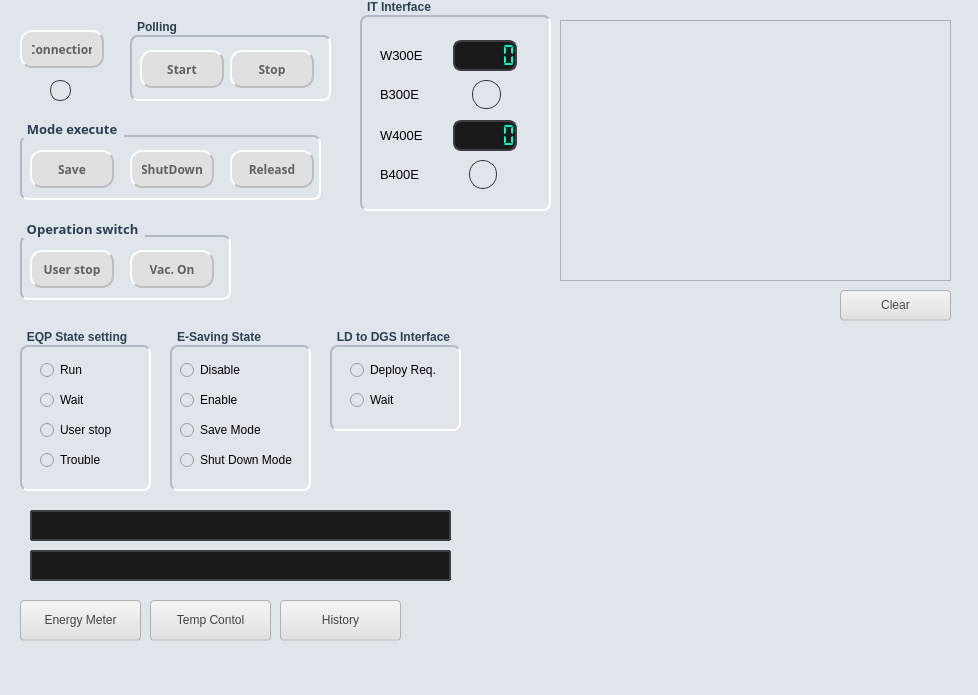
dohoonkim73/eSaving, file ui/main_window.ui: the form before one commit.
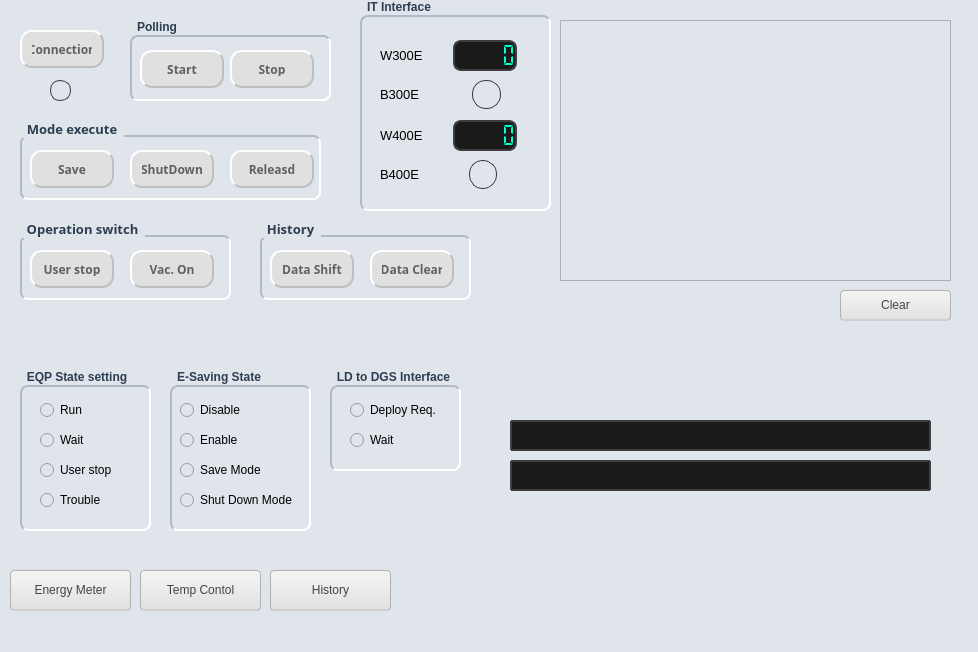
The form after the commit.

```diff
--- a/ui/main_window.ui
+++ b/ui/main_window.ui
@@ -7,7 +7,7 @@
     <x>0</x>
     <y>0</y>
     <width>978</width>
-    <height>695</height>
+    <height>652</height>
    </rect>
   </property>
   <property name="windowTitle">
@@ -777,7 +777,7 @@
     <property name="geometry">
      <rect>
       <x>170</x>
-      <y>330</y>
+      <y>370</y>
       <width>141</width>
       <height>161</height>
      </rect>
@@ -865,7 +865,7 @@
     <property name="geometry">
      <rect>
       <x>330</x>
-      <y>330</y>
+      <y>370</y>
       <width>131</width>
       <height>101</height>
      </rect>
@@ -927,7 +927,7 @@
     <property name="geometry">
      <rect>
       <x>20</x>
-      <y>330</y>
+      <y>370</y>
       <width>131</width>
       <height>161</height>
      </rect>
@@ -1014,8 +1014,8 @@
    <widget class="QLabel" name="lbl_EqpState">
     <property name="geometry">
      <rect>
-      <x>30</x>
-      <y>510</y>
+      <x>510</x>
+      <y>420</y>
       <width>421</width>
       <height>31</height>
      </rect>
@@ -1037,8 +1037,8 @@
    <widget class="QLabel" name="lbl_eSaveState">
     <property name="geometry">
      <rect>
-      <x>30</x>
-      <y>550</y>
+      <x>510</x>
+      <y>460</y>
       <width>421</width>
       <height>31</height>
      </rect>
@@ -1106,8 +1106,8 @@
    <widget class="QPushButton" name="btn_to_Energy">
     <property name="geometry">
      <rect>
-      <x>20</x>
-      <y>600</y>
+      <x>10</x>
+      <y>570</y>
       <width>121</width>
       <height>41</height>
      </rect>
@@ -1142,8 +1142,8 @@
    <widget class="QPushButton" name="btn_to_temp">
     <property name="geometry">
      <rect>
-      <x>150</x>
-      <y>600</y>
+      <x>140</x>
+      <y>570</y>
       <width>121</width>
       <height>41</height>
      </rect>
@@ -1178,8 +1178,8 @@
    <widget class="QPushButton" name="btn_to_history">
     <property name="geometry">
      <rect>
-      <x>280</x>
-      <y>600</y>
+      <x>270</x>
+      <y>570</y>
       <width>121</width>
       <height>41</height>
      </rect>
@@ -1211,6 +1211,141 @@
      <string>History</string>
     </property>
    </widget>
+   <widget class="QGroupBox" name="groupBox_12">
+    <property name="geometry">
+     <rect>
+      <x>260</x>
+      <y>220</y>
+      <width>211</width>
+      <height>80</height>
+     </rect>
+    </property>
+    <property name="font">
+     <font>
+      <family>D2Coding</family>
+      <pointsize>10</pointsize>
+      <bold>true</bold>
+     </font>
+    </property>
+    <property name="styleSheet">
+     <string notr="true">QGroupBox {
+    font-weight: bold;
+    border: 2px solid #bdc3c7; /* 테두리 색상 */
+    border-radius: 8px; /* 둥근 모서리 */
+    margin-top: 15px; /* 타이틀 공간 확보 */
+    background-color: #E0E5EC; /* 배경색 */
+    padding: 10px;
+    border-top: 2px solid #B0B9C6;
+    border-left: 2px solid #B0B9C6;
+  
+    
+    border-bottom: 2px solid #FFFFFF;
+    border-right: 2px solid #FFFFFF;
+}
+
+QGroupBox::title {
+    subcontrol-origin: margin;
+    subcontrol-position: top left; /* 타이틀 위치 */
+    padding: 0 5px;
+    color: #2c3e50; /* 타이틀 글자 색상 */
+}</string>
+    </property>
+    <property name="title">
+     <string>History</string>
+    </property>
+    <widget class="QPushButton" name="btn_DataSft">
+     <property name="geometry">
+      <rect>
+       <x>10</x>
+       <y>30</y>
+       <width>84</width>
+       <height>38</height>
+      </rect>
+     </property>
+     <property name="font">
+      <font>
+       <family>D2Coding</family>
+       <italic>false</italic>
+       <bold>true</bold>
+      </font>
+     </property>
+     <property name="styleSheet">
+      <string notr="true">QPushButton {
+background-color: #e0e0e0;  /* 부모위젯의 배경색과 맞춰주세요 */
+border-radius: 12px;
+border: none;
+
+/* Qt에서는 복합 그림자가 안 되므로 테두리 색상차이를 이용 */
+border-top: 2px solid #ffffff;
+border-left: 2px solid #ffffff;
+border-right: 2px solid #bebebe;  /* 오른쪽 아래 어두운 그림자*/
+border-bottom: 2px solid #bebebe;
+
+color: #606060;
+padding: 10px;
+}
+
+QPushButton:pressed {
+/* 눌렸을 때는 반대로 어두운 쪽이 위로 오게 하여 '파인'느낌 생성*/
+border-top: 2px solid #bebebe;
+border-left: 2px solid #bebebe;
+border-right: 2px solid #ffffff;
+border-bottom: 2px solid #ffffff;
+background-color: #e0e0e0;  
+
+}</string>
+     </property>
+     <property name="text">
+      <string>Data Shift</string>
+     </property>
+    </widget>
+    <widget class="QPushButton" name="btn_DataClear">
+     <property name="geometry">
+      <rect>
+       <x>110</x>
+       <y>30</y>
+       <width>84</width>
+       <height>38</height>
+      </rect>
+     </property>
+     <property name="font">
+      <font>
+       <family>D2Coding</family>
+       <italic>false</italic>
+       <bold>true</bold>
+      </font>
+     </property>
+     <property name="styleSheet">
+      <string notr="true">QPushButton {
+background-color: #e0e0e0;  /* 부모위젯의 배경색과 맞춰주세요 */
+border-radius: 12px;
+border: none;
+
+/* Qt에서는 복합 그림자가 안 되므로 테두리 색상차이를 이용 */
+border-top: 2px solid #ffffff;
+border-left: 2px solid #ffffff;
+border-right: 2px solid #bebebe;  /* 오른쪽 아래 어두운 그림자*/
+border-bottom: 2px solid #bebebe;
+
+color: #606060;
+padding: 10px;
+}
+
+QPushButton:pressed {
+/* 눌렸을 때는 반대로 어두운 쪽이 위로 오게 하여 '파인'느낌 생성*/
+border-top: 2px solid #bebebe;
+border-left: 2px solid #bebebe;
+border-right: 2px solid #ffffff;
+border-bottom: 2px solid #ffffff;
+background-color: #e0e0e0;  
+
+}</string>
+     </property>
+     <property name="text">
+      <string>Data Clear</string>
+     </property>
+    </widget>
+   </widget>
   </widget>
   <widget class="QMenuBar" name="menubar">
    <property name="geometry">
```
